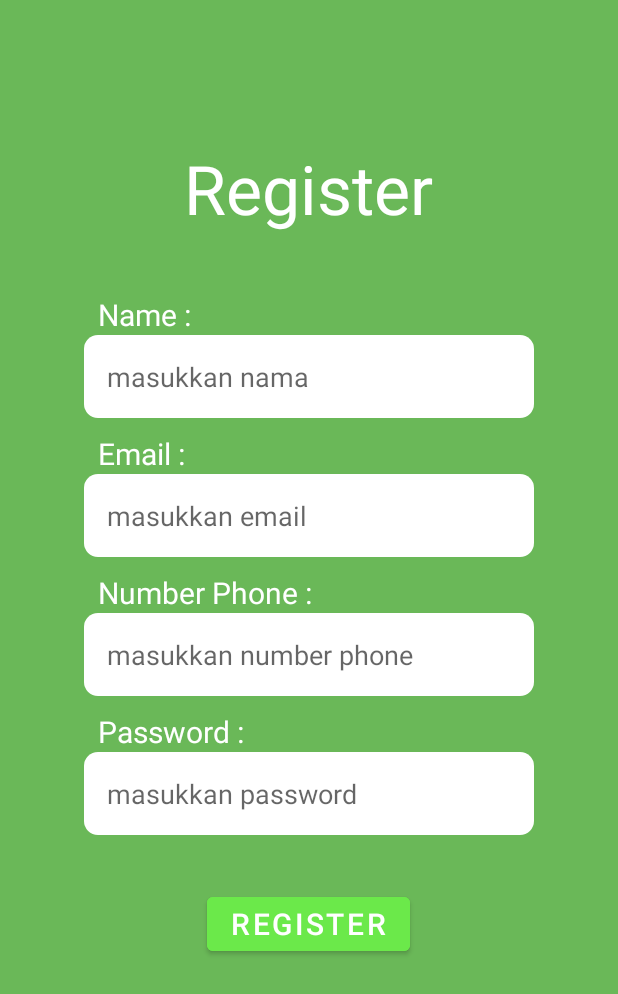
After one commit to ALU-syntax/HayuNanem, an Android app: the layout activity_register.xml on its own in the app's theme, with its tools: preview values and no code run, on a phone screen of 412 x 824 dp. The commit adds this screen. Shown: the top 994 px of the screen. Run offline under Robolectric (Android 15) with nearby library versions, the phone set to English and light mode, and no system bars.

Commit message:
Login & Register

```diff
--- /dev/null
+++ b/app/src/main/res/drawable/shape_edit_text.xml
@@ -0,0 +1,7 @@
+<?xml version="1.0" encoding="utf-8"?>
+<shape android:shape="rectangle"
+    xmlns:android="http://schemas.android.com/apk/res/android">
+<size android:height="30dp" android:width="300dp"/>
+    <solid android:color="@color/white"/>
+    <corners android:radius="9dp"/>
+</shape>
--- /dev/null
+++ b/app/src/main/res/layout/activity_register.xml
@@ -0,0 +1,100 @@
+<?xml version="1.0" encoding="utf-8"?>
+<androidx.constraintlayout.widget.ConstraintLayout xmlns:android="http://schemas.android.com/apk/res/android"
+    xmlns:app="http://schemas.android.com/apk/res-auto"
+    xmlns:tools="http://schemas.android.com/tools"
+    android:layout_width="match_parent"
+    android:layout_height="match_parent"
+    android:background="@color/MainColor">
+
+    <LinearLayout
+        android:layout_width="match_parent"
+        android:layout_height="match_parent"
+        android:layout_margin="15dp"
+        android:orientation="vertical">
+        <TextView
+            android:layout_width="wrap_content"
+            android:layout_height="wrap_content"
+            android:text="Register"
+            android:textColor="@color/white"
+            android:textSize="45sp"
+            android:layout_gravity="center_horizontal"
+            android:layout_marginTop="80dp"
+            />
+        <TextView
+            android:layout_width="wrap_content"
+            android:layout_height="wrap_content"
+            android:text="Name :"
+            android:textColor="@color/white"
+            android:textSize="20sp"
+            android:layout_marginTop="40dp"
+            android:layout_marginLeft="50dp"
+            />
+        <EditText
+            android:layout_width="300dp"
+            android:layout_height="wrap_content"
+            android:hint="masukkan nama"
+            android:padding="15dp"
+            android:layout_gravity="center_horizontal"
+            android:background="@drawable/shape_edit_text"
+            />
+        <TextView
+            android:layout_width="wrap_content"
+            android:layout_height="wrap_content"
+            android:text="Email :"
+            android:textColor="@color/white"
+            android:textSize="20sp"
+            android:layout_marginTop="10dp"
+            android:layout_marginLeft="50dp"
+            />
+        <EditText
+            android:layout_width="300dp"
+            android:layout_height="wrap_content"
+            android:hint="masukkan email"
+            android:padding="15dp"
+            android:layout_gravity="center_horizontal"
+            android:background="@drawable/shape_edit_text"
+            />
+        <TextView
+            android:layout_width="wrap_content"
+            android:layout_height="wrap_content"
+            android:text="Number Phone :"
+            android:textSize="20sp"
+            android:textColor="@color/white"
+            android:layout_marginTop="10dp"
+            android:layout_marginLeft="50dp"/>
+        <EditText
+            android:layout_width="300dp"
+            android:layout_height="wrap_content"
+            android:hint="masukkan number phone"
+            android:padding="15dp"
+            android:layout_gravity="center_horizontal"
+            android:background="@drawable/shape_edit_text"
+            />
+        <TextView
+            android:layout_width="wrap_content"
+            android:layout_height="wrap_content"
+            android:text="Password :"
+            android:textColor="@color/white"
+            android:textSize="20sp"
+            android:layout_marginTop="10dp"
+            android:layout_marginLeft="50dp"
+            />
+        <EditText
+            android:layout_width="300dp"
+            android:layout_height="wrap_content"
+            android:hint="masukkan password"
+            android:padding="15dp"
+            android:layout_gravity="center_horizontal"
+            android:background="@drawable/shape_edit_text"
+            />
+        <Button
+            android:layout_width="wrap_content"
+            android:layout_height="wrap_content"
+            android:text="REGISTER"
+            android:textSize="20dp"
+            android:backgroundTint="@color/Button"
+            android:layout_marginTop="35dp"
+            android:layout_gravity="center_horizontal"
+            />
+    </LinearLayout>
+</androidx.constraintlayout.widget.ConstraintLayout>
--- a/app/src/main/res/values/colors.xml
+++ b/app/src/main/res/values/colors.xml
@@ -9,4 +9,5 @@
     <color name="white">#FFFFFFFF</color>
 
     <color name="MainColor">#6AB858</color>
+    <color name="Button">#6BE94A</color>
 </resources>
```
Also changed, not shown: app/src/main/res/layout/activity_login.xml (added, +73 -0 lines).
